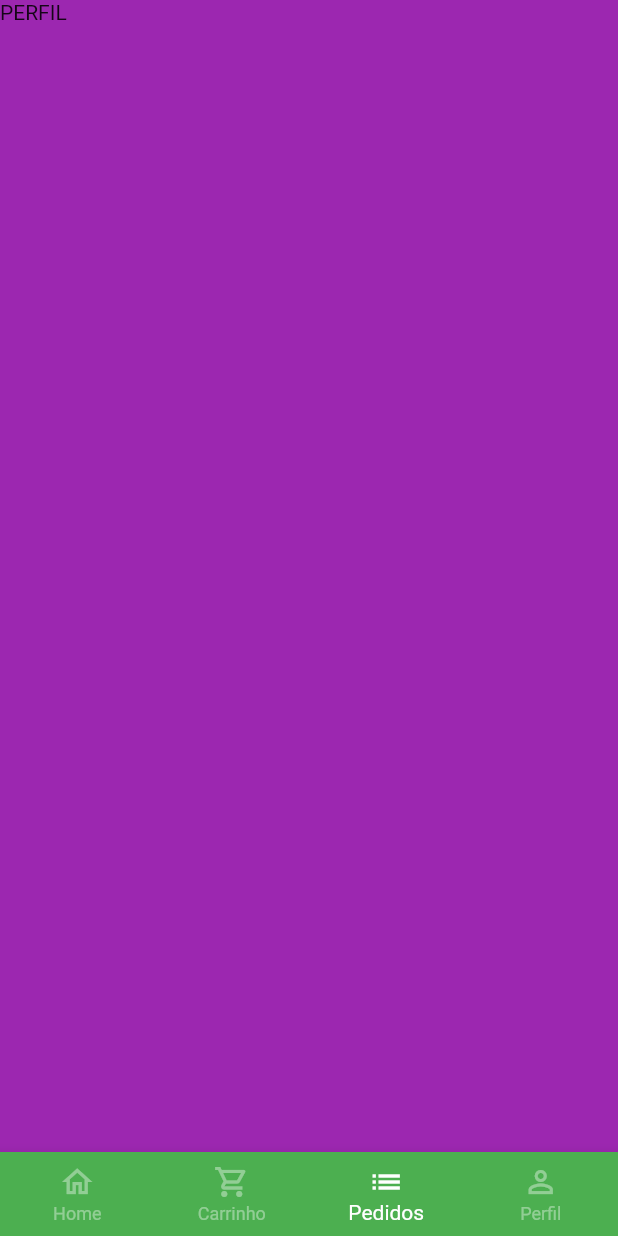
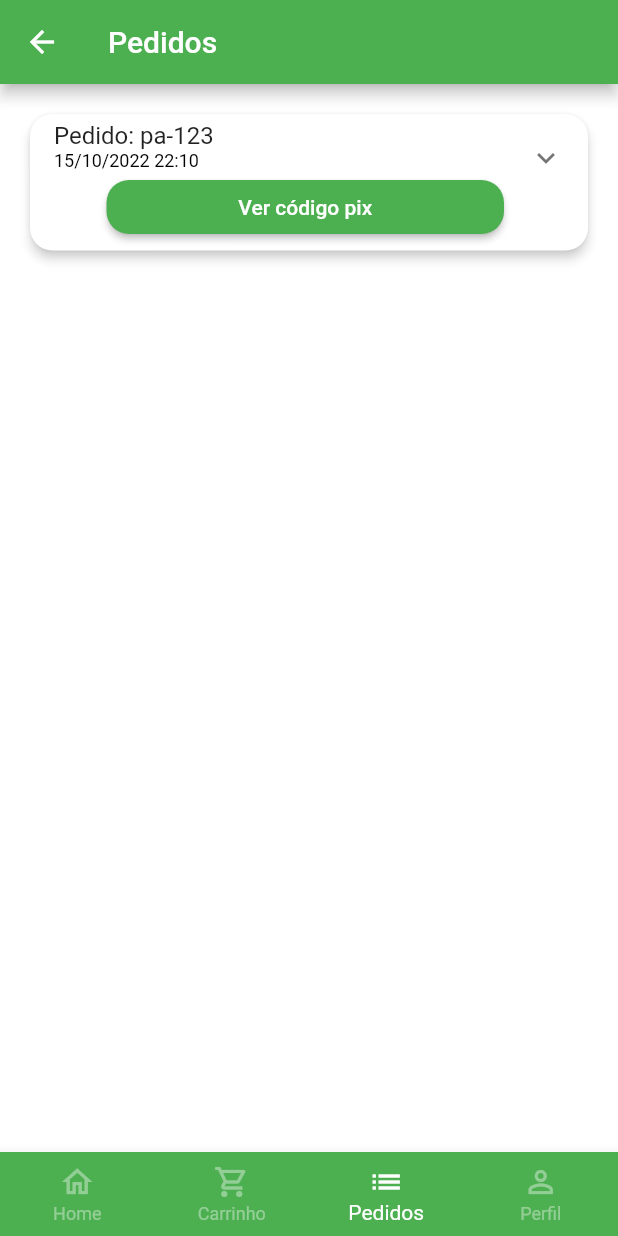
Before and after one commit to oliveiraxavier/quitanda-virtual-1-mx, a Flutter app: the BaseScreen screen opened directly, swiped to page 3, on a phone screen of 412 x 824 dp. Run offline on Flutter 3.47's test engine with Material 2 defaults, Android fonts, the phone set to English and light mode, and no system bars; our stand-ins replace animated_text_kit, badges, mask_text_input_formatter.

Commit message:
Start quitanda virtual - Aula 39-

```diff
--- a/lib/src/config/app_data.dart
+++ b/lib/src/config/app_data.dart
@@ -1,5 +1,6 @@
 import 'package:quitanda_virtual_mx/src/models/cart_item_model.dart';
 import 'package:quitanda_virtual_mx/src/models/item_model.dart';
+import 'package:quitanda_virtual_mx/src/models/order_model.dart';
 import 'package:quitanda_virtual_mx/src/models/user_model.dart';
 
 ItemModel abacaxi = ItemModel(
@@ -98,3 +99,28 @@ UserModel user = UserModel(
   cpf: '123.123.123-00',
   password: '',
 );
+
+List<OrderModel> orders = [
+  OrderModel(
+    id: 'pa-123',
+    createdDateTime: DateTime.parse(
+      '2022-10-15 22:10:12.450',
+    ),
+    overdueDateTime: DateTime.parse(
+      '2022-10-15 22:15:12.450',
+    ),
+    items: [
+      CartItemModel(
+        item: maca,
+        quantity: 2,
+      ),
+      CartItemModel(
+        item: abacaxi,
+        quantity: 1,
+      ),
+    ],
+    status: 'pending_payment',
+    copyAndPaste: 'qwerqsder',
+    total: 12.9,
+  ),
+];
--- /dev/null
+++ b/lib/src/models/order_model.dart
@@ -0,0 +1,21 @@
+import 'package:quitanda_virtual_mx/src/models/cart_item_model.dart';
+
+class OrderModel {
+  String id;
+  DateTime createdDateTime;
+  DateTime overdueDateTime;
+  List<CartItemModel> items;
+  String status;
+  String copyAndPaste;
+  double total;
+
+  OrderModel({
+    required this.id,
+    required this.createdDateTime,
+    required this.overdueDateTime,
+    required this.items,
+    required this.status,
+    required this.copyAndPaste,
+    required this.total,
+  });
+}
--- a/lib/src/pages/base/base_screen.dart
+++ b/lib/src/pages/base/base_screen.dart
@@ -2,6 +2,7 @@ import 'package:flutter/material.dart';
 import '../cart/cart_tab.dart';
 import '../home/home_tab.dart';
 import '../profile/profile_tab.dart';
+import '../orders/orders_tab.dart';
 
 class BaseScreen extends StatefulWidget{
   const BaseScreen({super.key});
@@ -27,14 +28,11 @@ class _BaseScreenState extends State<BaseScreen> {
             pageController.jumpToPage(index);
           });
         },
-        children: [
-          const HomeTab(),
-          const CartTab(),
-          Container(
-            color: Colors.purple,
-            child: const Text('PERFIL'),
-          ),
-          const ProfileTab(),
+        children: const [
+          HomeTab(),
+          CartTab(),
+          OrdersTab(),
+          ProfileTab(),
         ],
       ),
 
--- a/lib/src/pages/cart/cart_tab.dart
+++ b/lib/src/pages/cart/cart_tab.dart
@@ -102,7 +102,6 @@ class _CartTabState extends State<CartTab> {
                     ),
                     onPressed: () async {
                       bool? result = await showOrderConfirmation();
-                      print(result);
                     },
                     child: const Text('Finalizar pedido'),
                   ),
--- a/lib/src/pages/home/components/item_tile.dart
+++ b/lib/src/pages/home/components/item_tile.dart
@@ -46,7 +46,8 @@ class ItemTile extends StatelessWidget {
                       style: const TextStyle(
                           fontSize: 16, fontWeight: FontWeight.bold)),
                   //Preco - Unidade
-                  Row(children: [
+                  Row(
+                    children: [
                       Text(
                           utilsServices.priceToCurrency(item.price),
                           style: TextStyle(
@@ -64,7 +65,8 @@ class ItemTile extends StatelessWidget {
                         color: Colors.grey.shade500,
                       ),
                     ),
-                  ])
+                    ]
+                  ),
                 ],
               ),
             ),
--- /dev/null
+++ b/lib/src/pages/orders/components/order_tile.dart
@@ -0,0 +1,61 @@
+import 'package:flutter/material.dart';
+import 'package:quitanda_virtual_mx/src/models/order_model.dart';
+import 'package:quitanda_virtual_mx/src/services/utils_services.dart';
+
+class OrderTile extends StatelessWidget {
+  final OrderModel order;
+
+  OrderTile({Key? key, required this.order}) : super(key: key);
+
+  final UtilsServices utilsServices = UtilsServices();
+
+  @override
+  Widget build(BuildContext context) {
+    return Card(
+      elevation: 3,
+      shadowColor: Colors.grey.shade300,
+      shape: RoundedRectangleBorder(
+        borderRadius: BorderRadius.circular(15),
+      ),
+      child: Theme(
+        data: Theme.of(context).copyWith(
+          dividerColor: Colors.transparent,
+        ),
+        child: ExpansionTile(
+          title: Column(
+            mainAxisSize: MainAxisSize.min,
+            crossAxisAlignment: CrossAxisAlignment.start,
+            children: [
+              Text('Pedido: ${order.id}'),
+              Text(
+                '${utilsServices.formatDateTime(order.createdDateTime)}',
+                style: TextStyle(
+                  fontSize: 12,
+                  color: Colors.black,
+                ),
+              ),
+            ],
+          ),
+          subtitle: Container(
+            padding: const EdgeInsets.only(left: 35, right: 0),
+            child: Column(
+              crossAxisAlignment: CrossAxisAlignment.stretch,
+              mainAxisAlignment: MainAxisAlignment.end,
+              children: [
+                ElevatedButton(
+                  style: ElevatedButton.styleFrom(
+                      shape: RoundedRectangleBorder(
+                        borderRadius: BorderRadius.circular(15),
+                      ),
+                  ),
+                  onPressed: () {},
+                  child: Text('Ver código pix'),
+                ),
+              ],
+            ),
+          ),
+        ),
+      ),
+    );
+  }
+}
--- /dev/null
+++ b/lib/src/pages/orders/orders_tab.dart
@@ -0,0 +1,30 @@
+import 'package:flutter/material.dart';
+import '../../config/app_data.dart' as app_data;
+import 'components/order_tile.dart';
+
+class OrdersTab extends StatefulWidget {
+  const OrdersTab({Key? key}) : super(key: key);
+
+  @override
+  State<OrdersTab> createState() => _OrdersTabState();
+}
+
+class _OrdersTabState extends State<OrdersTab> {
+  @override
+  Widget build(BuildContext context) {
+    return Scaffold(
+      appBar: AppBar(
+        title: const Text(
+          'Pedidos',
+        ),
+      ),
+      body: ListView.separated(
+        physics: const BouncingScrollPhysics(),
+        padding: const EdgeInsets.all(16),
+        separatorBuilder: (_, index) => SizedBox(height: 10,),
+        itemBuilder: (_, index) => OrderTile(order: app_data.orders[index]),
+        itemCount: app_data.orders.length,
+      ),
+    );
+  }
+}
--- a/lib/src/pages/product/product_screen.dart
+++ b/lib/src/pages/product/product_screen.dart
@@ -30,7 +30,9 @@ class _ProductScreenState extends State<ProductScreen> {
             children: [
               //Imagem
               Expanded(
-                child: Hero(tag: widget.item.imgUrl, child: Image.asset(widget.item.imgUrl)),
+                child: Hero(
+                    tag: widget.item.imgUrl,
+                    child: Image.asset(widget.item.imgUrl)),
               ),
 
               //Card
--- a/lib/src/pages/profile/profile_tab.dart
+++ b/lib/src/pages/profile/profile_tab.dart
@@ -95,10 +95,10 @@ class _ProfileTabState extends State<ProfileTab> {
     return showDialog(
       context: context,
       builder: (context) {
-        return
-           SingleChildScrollView(
+        return SingleChildScrollView(
           child: Dialog(
-              insetPadding: const EdgeInsets.symmetric(horizontal: 15.0, vertical: 80.0),
+            insetPadding:
+                const EdgeInsets.symmetric(horizontal: 15.0, vertical: 80.0),
             shape: RoundedRectangleBorder(
               borderRadius: BorderRadius.circular(20),
             ),
@@ -149,7 +149,7 @@ class _ProfileTabState extends State<ProfileTab> {
                             ),
                           ),
                           onPressed: () {},
-                              child: Text(
+                          child: const Text(
                             'Salvar',
                             style: TextStyle(
                               fontSize: 18,
--- a/lib/src/services/utils_services.dart
+++ b/lib/src/services/utils_services.dart
@@ -1,5 +1,5 @@
 import 'package:intl/intl.dart';
-
+import 'package:intl/date_symbol_data_local.dart';
 class UtilsServices {
   //R$ valor
   String priceToCurrency(double price) {
@@ -7,4 +7,11 @@ class UtilsServices {
     return valor.format(price);
   }
 
+  String formatDateTime(DateTime dateTime, ) {
+    initializeDateFormatting();
+
+    DateFormat dateFormating = DateFormat.yMd('pt_BR').add_Hm();
+    return dateFormating.format(dateTime);
+  }
+
 }
```
Lines whose indentation alone changed are shown as unchanged.
